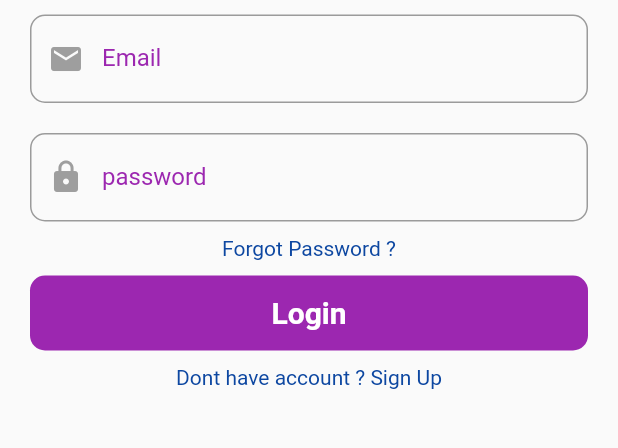
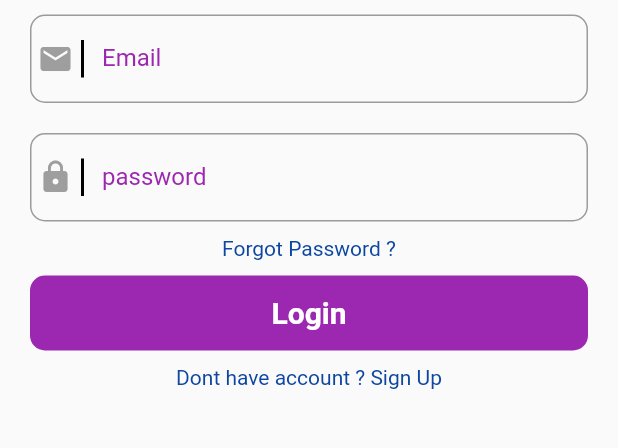
Before and after one commit to Zensung-Flutter/chat_app_zensung, a Flutter app: the screen it shows after launch, on a phone screen of 412 x 824 dp, the part 428-876 px from its top. Run offline on Flutter 3.47's test engine with Material 2 defaults, Android fonts, the phone set to English and light mode, and no system bars.

Commit message:
prefixIcon

```diff
--- a/lib/widgets/custom_text_field_widget.dart
+++ b/lib/widgets/custom_text_field_widget.dart
@@ -20,7 +20,23 @@ class CustomTextFieldWidget extends StatelessWidget {
       controller: textEditingController,
       obscureText: isObscure ?? false,
       decoration: InputDecoration(
-        prefixIcon: Icon(icon, color: Colors.grey),
+        prefixIcon: Row(
+          mainAxisSize: MainAxisSize.min,
+          children: [
+            SizedBox(
+              width: 5,
+            ),
+            Icon(icon, color: Colors.grey),
+            SizedBox(
+              width: 5,
+            ),
+            Container(
+              height: 25,
+              width: 2,
+              color: Colors.black,
+            ),
+          ],
+        ),
         border: OutlineInputBorder(
           borderSide: BorderSide(color: Colors.grey),
           borderRadius: BorderRadius.circular(10.0),
```
